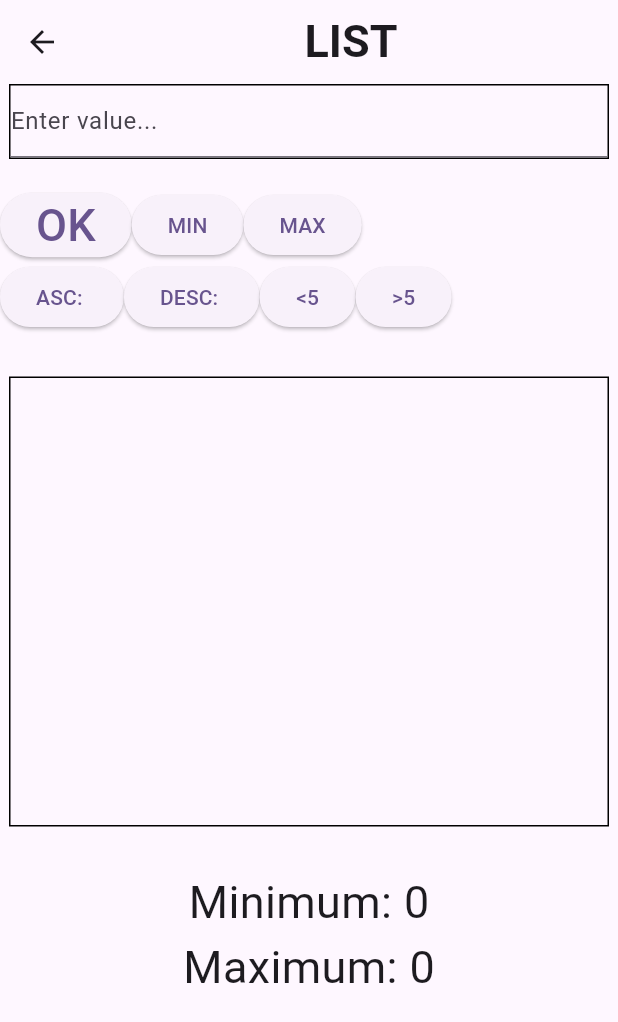
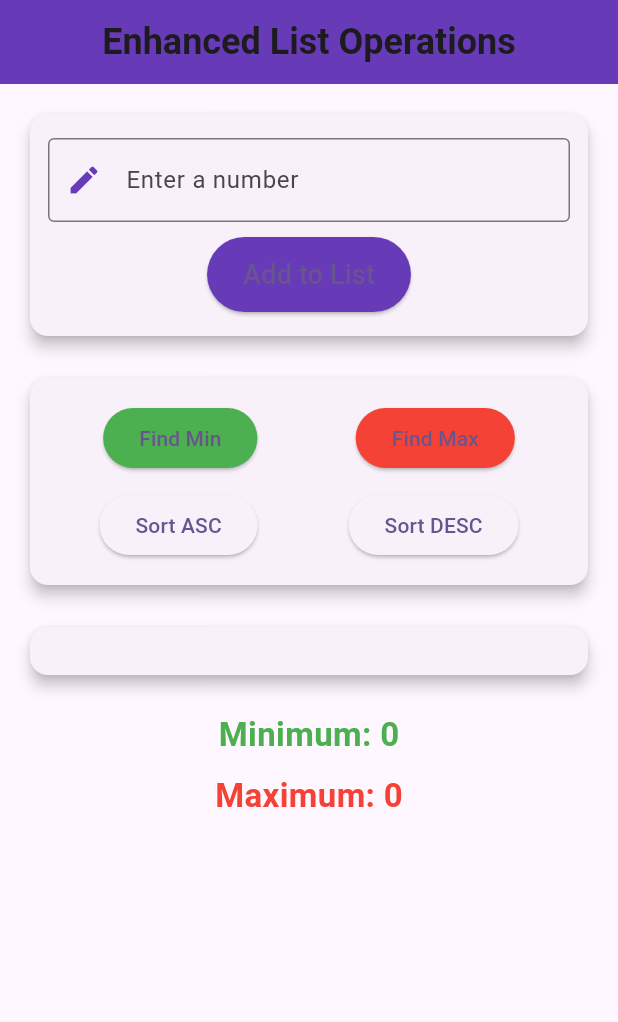
Before and after one commit to Sudharshanan56/list, a Flutter app: the ListTest screen opened directly, on a phone screen of 412 x 824 dp. Shown: the top 1022 px of the screen. Run offline on Flutter 3.47's test engine with Material 3 defaults, Android fonts, the phone set to English and light mode, and no system bars.

Commit message:
commit 1

```diff
--- a/lib/List_Practice.dart
+++ b/lib/List_Practice.dart
@@ -1,4 +1,3 @@
-import 'dart:math';
 import 'package:flutter/material.dart';
 
 class ListTest extends StatefulWidget {
@@ -9,20 +8,18 @@ class ListTest extends StatefulWidget {
 }
 
 class _ListTestState extends State<ListTest> {
-  List<int> x = []; // List of integers
-  int m = 0; // To hold the minimum value
-  int MAX = 0; // To hold the maximum value
+  List<int> x = [];
+  int m = 0;
+  int MAX = 0;
   TextEditingController a = TextEditingController();
   TextEditingController b = TextEditingController();
   TextEditingController c = TextEditingController();
 
-
   void push() {
-    // var tt=x.sort();
     setState(() {
       if (a.text.isNotEmpty) {
-        x.add(int.parse(a.text)); // Parse string input to integer
-        b.text = x.toString(); // Display the list in text field b
+        x.add(int.parse(a.text));
+        b.text = x.toString();
       }
     });
   }
@@ -30,7 +27,7 @@ class _ListTestState extends State<ListTest> {
   void Min() {
     if (x.isNotEmpty) {
       setState(() {
-        m = x.reduce((a, b) => a < b ? a : b); // Find minimum
+        m = x.reduce((a, b) => a < b ? a : b);
       });
     }
   }
@@ -38,29 +35,10 @@ class _ListTestState extends State<ListTest> {
   void Max() {
     if (x.isNotEmpty) {
       setState(() {
-        MAX = x.reduce((a, b) => a > b ? a : b); // Find maximum
+        MAX = x.reduce((a, b) => a > b ? a : b);
       });
     }
   }
-
-  void ASC() {
-    var t = x.sort();
-    setState(() {
-      x.sort(); // Sort the list in ascending order
-    });
-  }
-
-  void DESC() {
-    setState(() {
-      x.sort((a, b) => b.compareTo(a)); // Sort the list in descending order
-    });
-  }
-
-  // void dispose()
-  // {
-  //   a.clear();
-  //   super.dispose();
-  // }
 
   @override
   Widget build(BuildContext context) {
@@ -68,209 +46,196 @@ class _ListTestState extends State<ListTest> {
       appBar: AppBar(
         title: const Center(
           child: Text(
-            "LIST",
-            style: TextStyle(fontSize: 30, fontWeight: FontWeight.bold),
+            "Enhanced List Operations",
+            style: TextStyle(fontSize: 24, fontWeight: FontWeight.bold),
           ),
         ),
+        backgroundColor: Colors.deepPurple,
       ),
-      body: Column(
+      body: Padding(
+        padding: const EdgeInsets.all(16.0),
+        child: SingleChildScrollView(
+          child: Column(
             children: [
-          // TextFormField
-          Container(
-            height: 50,
-            width: 400,
-            decoration: BoxDecoration(border: Border.all()),
-            child: TextFormField(
+              // Input Section
+              Card(
+                elevation: 4,
+                shape: RoundedRectangleBorder(
+                  borderRadius: BorderRadius.circular(12),
+                ),
+                child: Padding(
+                  padding: const EdgeInsets.symmetric(horizontal: 12, vertical: 16),
+                  child: Column(
+                    children: [
+                      TextFormField(
                         controller: a,
-              keyboardType:
-              TextInputType.number, // Ensure only numbers can be input
-              decoration: const InputDecoration(hintText: "Enter value..."),
+                        keyboardType: TextInputType.number,
+                        decoration: InputDecoration(
+                          labelText: "Enter a number",
+                          border: OutlineInputBorder(),
+                          prefixIcon: const Icon(Icons.edit, color: Colors.deepPurple),
+                        ),
+                      ),
+                      const SizedBox(height: 10),
+                      ElevatedButton(
+                        onPressed: () {
+                          push();
+                          a.clear();
+                        },
+                        style: ElevatedButton.styleFrom(
+                          backgroundColor: Colors.deepPurple,
+                          padding: const EdgeInsets.symmetric(vertical: 12, horizontal: 24),
+                        ),
+                        child: const Text(
+                          "Add to List",
+                          style: TextStyle(fontSize: 18),
+                        ),
+                      ),
+                    ],
+                  ),
                 ),
               ),
               const SizedBox(height: 20),
 
-          // OK button
-          Column(
+              // Button Section
+              Card(
+                elevation: 4,
+                shape: RoundedRectangleBorder(
+                  borderRadius: BorderRadius.circular(12),
+                ),
+                child: Padding(
+                  padding: const EdgeInsets.all(16.0),
+                  child: Column(
                     children: [
                       Row(
+                        mainAxisAlignment: MainAxisAlignment.spaceAround,
+                        children: [
+                          ElevatedButton(
+                            onPressed: Min,
+                            style: ElevatedButton.styleFrom(
+                              backgroundColor: Colors.green,
+                            ),
+                            child: const Text("Find Min"),
+                          ),
+                          ElevatedButton(
+                            onPressed: Max,
+                            style: ElevatedButton.styleFrom(
+                              backgroundColor: Colors.red,
+                            ),
+                            child: const Text("Find Max"),
+                          ),
+                        ],
+                      ),
+                      const SizedBox(height: 10),
+                      Row(
+                        mainAxisAlignment: MainAxisAlignment.spaceAround,
                         children: [
                           ElevatedButton(
                             onPressed: () {
-                      push();
-                      // dispose();
-                      a.clear();
-                    },
-                    child: const Text(
-                      "OK",
-                      style: TextStyle(fontSize: 30),
+                              x.sort();
+                              showDialog(
+                                context: context,
+                                builder: (context) => AlertDialog(
+                                  title: const Text("Sorted in Ascending"),
+                                  content: Text(x.toString()),
                                 ),
-                  ),
-
-                  // Min button
-                  ElevatedButton(
-                    onPressed: () {
-                      Min();
-                    },
-                    child: const Text("MIN"),
-                  ),
-
-                  // Max button
-                  ElevatedButton(
-                    onPressed: () {
-                      Max();
-                    },
-                    child: const Text("MAX"),
-                  ),
-                ],
-              ),
-
-              // Ascending sort button
-
-              Row(
-                children: [
-                  ElevatedButton(
-                    onPressed: () {
-                      showDialog<String>(
-                        context: context,
-                        builder: (BuildContext context) {
-                          // int f = 10;
-                          x.sort();
-                          return AlertDialog(
-                            title: Text('$x'),
-                            // content: const Text('AlertDialog description'),
-
                               );
                             },
-                      );
-                    },
-                    child: const Text("ASC: "),
+                            child: const Text("Sort ASC"),
                           ),
                           ElevatedButton(
                             onPressed: () {
-                      showModalBottomSheet<void>(
+                              x.sort((a, b) => b.compareTo(a));
+                              showModalBottomSheet(
                                 context: context,
-                        builder: (BuildContext context) {
-                          x.sort((a, b) => b.compareTo(a));
-                          return Container(
-                            height: 200,
-                            color: Colors.amber,
+                                builder: (context) => Container(
+                                  padding: const EdgeInsets.all(16.0),
                                   child: Center(
-                              child: Column(
-                                mainAxisAlignment: MainAxisAlignment.center,
-                                mainAxisSize: MainAxisSize.min,
-                                children: <Widget>[
-                                  Text(
-                                    '$x',
-                                    style: TextStyle(fontSize: 30),
+                                    child: Text(
+                                      x.toString(),
+                                      style: const TextStyle(fontSize: 18),
                                     ),
-                                  // ElevatedButton(
-                                  //   child: const Text(''),
-                                  //   onPressed: () => Navigator.pop(context),
-                                  // ),
-                                ],
                                   ),
                                 ),
                               );
                             },
-                      );
-                      // DESC();
-                    },
-                    child: const Text("DESC: "),
+                            child: const Text("Sort DESC"),
                           ),
-                  ElevatedButton(onPressed: (){
-                    showDialog(context: context, builder: (BuildContext context)
-                    {
-                      x.sort();
-                      List<int> numbersLessThan5 = x.where((number) => number < 5).toList();
-                      return AlertDialog(
-                        title: Text("$numbersLessThan5"),
-                      );
-                    }
-                    );
-                  }, child: Text("<5")),
-
-                  ElevatedButton(onPressed: (){
-                    showModalBottomSheet(context:  context, builder: (BuildContext context)
-                    {
-                      x.sort();
-                      List<int> numbersGreaterThan5 = x.where((number) => number > 5).toList();
-                      return Container(
-                        height: 200,
-                        width: 400,
-                        color: Colors.red,
-                        child: Column(
-                          children: [
-                            Text("$numbersGreaterThan5")
-                          ],
-                        ),
-                      );
-                    },);
-                  }, child: Text(">5")),
                         ],
                       ),
                     ],
                   ),
+                ),
+              ),
+              const SizedBox(height: 20),
 
-
-          // Display list
-          SizedBox(height: 29,),
-          Container(
-            height: 300,
-            width: 400,
-            decoration: BoxDecoration(border: Border.all()),
+              // Display List Section
+              Card(
+                elevation: 4,
+                shape: RoundedRectangleBorder(
+                  borderRadius: BorderRadius.circular(12),
+                ),
+                child: Container(
+                  padding: const EdgeInsets.all(16.0),
                   child: ListView.builder(
+                    shrinkWrap: true,
                     itemCount: x.length,
                     itemBuilder: (context, index) {
-                return TextButton(onPressed: (){
-                  showDialog(context: context, builder: (BuildContext context)
-                  {
-                    return AlertDialog(
-
-                      title: TextFormField(
+                      return ListTile(
+                        title: Text(
+                          x[index].toString(),
+                          style: const TextStyle(fontSize: 18),
+                        ),
+                        trailing: IconButton(
+                          icon: const Icon(Icons.edit, color: Colors.blue),
+                          onPressed: () {
+                            showDialog(
+                              context: context,
+                              builder: (context) => AlertDialog(
+                                title: const Text("Update Number"),
+                                content: TextFormField(
                                   controller: c,
+                                  decoration: const InputDecoration(hintText: "New Value"),
                                 ),
-                      actions: [ElevatedButton(onPressed: (){
-                        // Text(c.text);
-                        // x.insert(1,int.parse(c.text));
+                                actions: [
+                                  ElevatedButton(
+                                    onPressed: () {
                                       setState(() {
                                         if (c.text.isNotEmpty) {
-                            x[index] =
-                                int.parse(c.text);
+                                          x[index] = int.parse(c.text);
                                           c.clear();
                                         }
+                                      });
+                                      Navigator.pop(context);
                                     },
-                        );
-
-                      }, child: Text("UPDATE"))],
-
-
-                    );
-                  },);
-
-                }, child:  Text(x[index].toString()));
-                // ListTile(
-                //   title:
-                // Text(x[index].toString(),),
-                // );
-              },
-            ),
-          ),
-          SizedBox(height: 29,),
-
-
-
-
-          // Display minimum, maximum, and sorted list
-          Text(
-            "Minimum: $m",
-            style: TextStyle(fontSize: 30),
-          ),
-          Text(
-            "Maximum: $MAX",
-            style: TextStyle(fontSize: 30),
+                                    child: const Text("Update"),
                                   ),
                                 ],
                               ),
                             );
+                          },
+                        ),
+                      );
+                    },
+                  ),
+                ),
+              ),
+              const SizedBox(height: 20),
+
+              // Min and Max Display
+              Text(
+                "Minimum: $m",
+                style: const TextStyle(fontSize: 22, color: Colors.green, fontWeight: FontWeight.bold),
+              ),
+              const SizedBox(height: 10),
+              Text(
+                "Maximum: $MAX",
+                style: const TextStyle(fontSize: 22, color: Colors.red, fontWeight: FontWeight.bold),
+              ),
+            ],
+          ),
+        ),
+      ),
+    );
   }
 }
--- a/lib/main.dart
+++ b/lib/main.dart
@@ -1,4 +1,6 @@
 import 'package:flutter/material.dart';
+
+import 'List_Practice.dart';
 
 void main() {
   runApp(const MyApp());
@@ -12,6 +14,7 @@ class MyApp extends StatelessWidget {
   Widget build(BuildContext context) {
     return MaterialApp(
       title: 'Flutter Demo',
+      debugShowCheckedModeBanner: false,
       theme: ThemeData(
         // This is the theme of your application.
         //
@@ -31,7 +34,7 @@ class MyApp extends StatelessWidget {
         colorScheme: ColorScheme.fromSeed(seedColor: Colors.deepPurple),
         useMaterial3: true,
       ),
-      home: const MyHomePage(title: 'Flutter Demo Home Page'),
+      home: ListTest(),
     );
   }
 }
```
Lines whose indentation alone changed are shown as unchanged.
